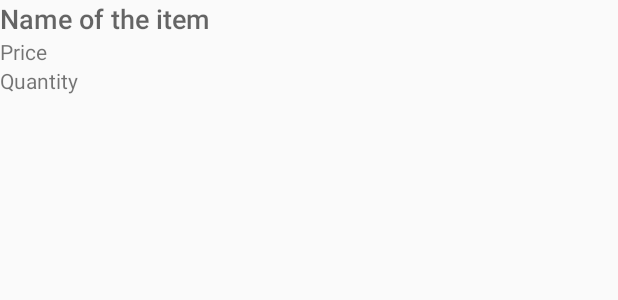
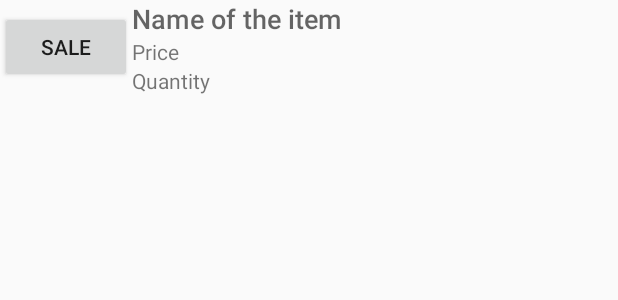
Before and after one commit to klevyke/InventoryApp, an Android app: the layout list_item.xml on its own in the app's theme, with its tools: preview values and no code run, on a phone screen of 412 x 824 dp. Shown: the top 300 px of the screen. Run offline under Robolectric (Android 15) with nearby library versions, the phone set to English and light mode, and no system bars.

Commit message:
Sale button implemented

```diff
--- a/app/src/main/java/com/example/android/inventoryapp/DetailsActivity.java
+++ b/app/src/main/java/com/example/android/inventoryapp/DetailsActivity.java
@@ -38,6 +38,7 @@ public class DetailsActivity extends AppCompatActivity implements LoaderManager.
             public void onClick(View view) {
                 int modifier = parseInt(amount.getText().toString());
                 HelperClass.modifyQuantity(detailsView, currentItemUri, modifier);
+                HelperClass.updateDetails(detailsView, currentItemUri);
             }
         });
         Button minusButton = detailsView.findViewById(R.id.decrease);
@@ -46,6 +47,7 @@ public class DetailsActivity extends AppCompatActivity implements LoaderManager.
             public void onClick(View view) {
                 int modifier = -parseInt(amount.getText().toString());
                 HelperClass.modifyQuantity(detailsView, currentItemUri, modifier);
+                HelperClass.updateDetails(detailsView, currentItemUri);
             }
         });
     }
--- a/app/src/main/java/com/example/android/inventoryapp/HelperClass.java
+++ b/app/src/main/java/com/example/android/inventoryapp/HelperClass.java
@@ -61,9 +61,9 @@ public final class HelperClass {
     public static void modifyQuantity (View detailsView, Uri uri, int modifier) {
         Cursor cursor = getItem(detailsView.getContext(), uri);
         cursor.moveToFirst();
-        int currentValue = cursor.getInt(cursor.getColumnIndexOrThrow(InventoryEntry.COLUMN_QUANTITY));
+        int index =cursor.getColumnIndexOrThrow(InventoryEntry.COLUMN_QUANTITY);
+        int currentValue = cursor.getInt(index);
         updateField(detailsView.getContext(), InventoryEntry.COLUMN_QUANTITY, currentValue + modifier, cursor);
-        updateDetails(detailsView, uri);
         cursor.close();
     }
 
--- a/app/src/main/res/layout/list_item.xml
+++ b/app/src/main/res/layout/list_item.xml
@@ -1,10 +1,23 @@
 <?xml version="1.0" encoding="utf-8"?>
 <LinearLayout xmlns:android="http://schemas.android.com/apk/res/android"
     xmlns:app="http://schemas.android.com/apk/res-auto"
+    xmlns:tools="http://schemas.android.com/tools"
     android:layout_width="match_parent"
     android:layout_height="wrap_content"
-    android:orientation="vertical"
-    xmlns:tools="http://schemas.android.com/tools">
+    android:orientation="horizontal">
+
+    <Button
+        android:id="@+id/sale_button"
+        android:layout_width="wrap_content"
+        android:layout_height="wrap_content"
+        android:layout_gravity="center"
+        android:focusable="false"
+        android:text="@string/sale" />
+
+    <LinearLayout
+        android:layout_width="match_parent"
+        android:layout_height="wrap_content"
+        android:orientation="vertical">
 
         <TextView
             android:id="@+id/name"
@@ -13,7 +26,7 @@
             android:fontFamily="sans-serif-medium"
             android:textAppearance="?android:textAppearanceMedium"
             app:layout_constraintEnd_toEndOf="parent"
-        tools:text="@string/name_of_the_item"/>
+            tools:text="@string/name_of_the_item" />
 
         <TextView
             android:id="@+id/price"
@@ -22,12 +35,14 @@
             android:fontFamily="sans-serif"
             android:textAppearance="?android:textAppearanceSmall"
             tools:text="@string/price_of_the_item" />
+
         <TextView
             android:id="@+id/quantity"
             android:layout_width="match_parent"
             android:layout_height="wrap_content"
             android:fontFamily="sans-serif"
             android:textAppearance="?android:textAppearanceSmall"
-        tools:text="@string/quantity_of_the_item"/>
+            tools:text="@string/quantity_of_the_item" />
 
     </LinearLayout>
+</LinearLayout>
--- a/app/src/main/res/values/strings.xml
+++ b/app/src/main/res/values/strings.xml
@@ -31,4 +31,5 @@
     <string name="supplier_of_the_item">Supplier</string>
     <string name="phone_of_supplier">Phone number</string>
     <string name="order">Order from supplier</string>
+    <string name="sale">Sale</string>
 </resources>
```
Also changed, not shown: app/src/main/java/com/example/android/inventoryapp/InventoryCursorAdapter.java (+17 -1 lines), app/src/main/java/com/example/android/inventoryapp/ListFragment.java (+6 -6 lines). Lines whose indentation alone changed are shown as unchanged.
